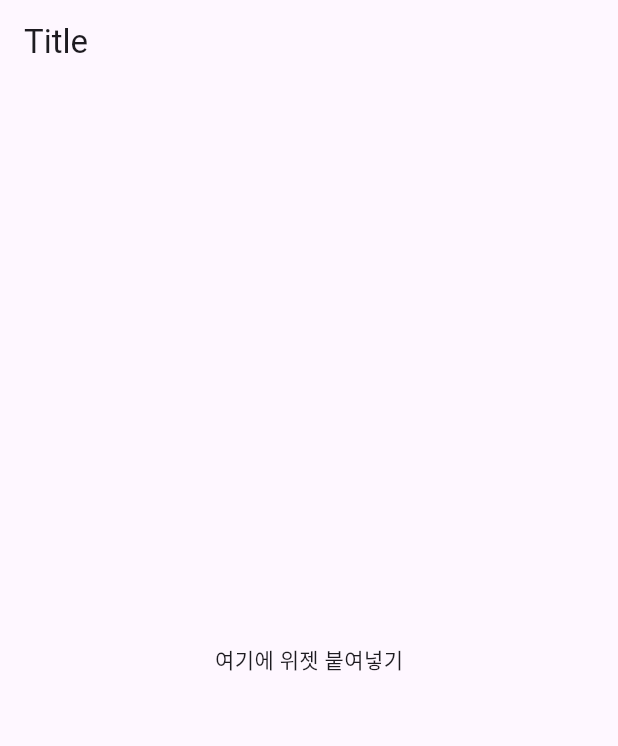
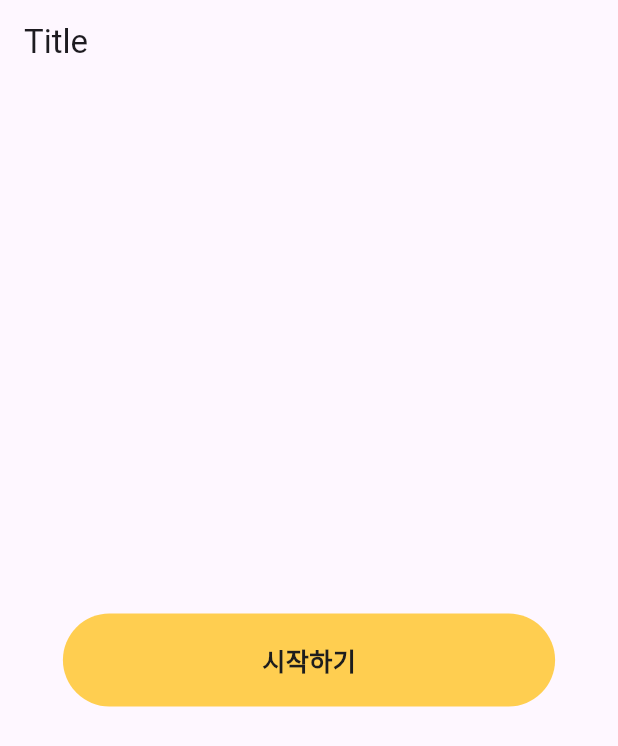
Before and after one commit to bottle-ari/peep_todo_flutter, a Flutter app: the screen it shows after launch, on a phone screen of 412 x 824 dp. Shown: the top 746 px of the screen. Run offline on Flutter 3.47's test engine with Material 3 defaults, Android fonts, the phone set to English and light mode, and no system bars; our stand-ins replace flutter_screenutil, flutter_svg, get; Roboto replaces fonts that are missing (Pretendard); project files that could hold a hidden picture were left out.

Commit message:
[FEAT] Add PeepButton

```diff
--- a/lib/app/theme/palette.dart
+++ b/lib/app/theme/palette.dart
@@ -16,10 +16,21 @@ class Palette {
   static const Color peepButton200 = Color(0xFFFFFAEE);
   static const Color peepButton100 = Color(0xFFF9F9F9);
 
+  static const Color peepWhite = Color(0xFFFFFFFF);
   static const Color peepBlack = Color(0xFF1d1d1d);
   static const Color peepRed = Color(0xFFFF5151);
   static const Color peepGreen = Color(0xFF51CF6C);
   static const Color peepBlue = Color(0xFF4685FF);
 
-  static const Color peepBackground = Color(0xFFFFFFFF);
+  static const Color peepBackground = peepWhite;
 }
+
+Color getTextColor(Color color) {
+  double luminance = color.computeLuminance();
+
+  if (luminance > 0.5) {
+    return Palette.peepBlack;
+  } else {
+    return Palette.peepWhite;
+  }
+}
--- a/lib/app/views/common/base/basebody.dart
+++ b/lib/app/views/common/base/basebody.dart
@@ -18,7 +18,7 @@ class BaseBody extends StatelessWidget {
       onTap: () => FocusManager.instance.primaryFocus?.unfocus(),
       child: Container(
         padding:
-            const EdgeInsets.symmetric(horizontal: AppValues.screenPadding),
+            EdgeInsets.symmetric(horizontal: AppValues.screenPadding),
         width: double.infinity,
         child: SingleChildScrollView(
           controller: scrollController,
--- /dev/null
+++ b/lib/app/views/common/buttons/peep_button.dart
@@ -0,0 +1,36 @@
+import 'package:flutter/material.dart';
+import 'package:flutter_screenutil/flutter_screenutil.dart';
+import 'package:peep_todo_flutter/app/theme/palette.dart';
+import 'package:peep_todo_flutter/app/theme/text_style.dart';
+
+class PeepButton extends StatelessWidget {
+  final Color color;
+  final String text;
+  final Function func;
+  final bool isActive;
+
+  const PeepButton(
+      {super.key,
+      required this.color,
+      required this.text,
+      required this.func,
+      required this.isActive});
+
+  @override
+  Widget build(BuildContext context) {
+    return Container(
+      width: 313.w,
+      height: 64.h,
+      decoration: BoxDecoration(
+        borderRadius: BorderRadius.circular(100.r),
+        color: isActive ? color : Palette.peepGray300,
+      ),
+      child: Center(
+          child: Text(
+        text,
+        style: PeepTextStyle.boldM(
+            getTextColor(isActive ? color : Palette.peepGray300)),
+      )),
+    );
+  }
+}
--- a/lib/app/views/test.dart
+++ b/lib/app/views/test.dart
@@ -3,7 +3,7 @@ import 'dart:developer';
 import 'package:flutter/material.dart';
 import 'package:get/get.dart';
 import 'package:peep_todo_flutter/app/theme/palette.dart';
-import 'package:peep_todo_flutter/app/views/common/buttons/peep_check_button.dart';
+import 'package:peep_todo_flutter/app/views/common/buttons/peep_button.dart';
 
 class TestController extends GetxController {
   // 위젯 구현 및 테스트 중, 상위 컨트롤러가 필요하다면 여기에서 간단하게 구현하여 사용하세요.
@@ -18,12 +18,15 @@ class Test extends StatelessWidget {
   Widget build(BuildContext context) {
     return Scaffold(
       appBar: AppBar(title: const Text("Title")),
-      body: Obx(
-        () => SizedBox(
-          height: double.infinity,
-          child: Center(
-            // 여기에 위젯 붙여넣기
-            child: Text("여기에 위젯 붙여넣기"),
+      body: SizedBox(
+        height: double.infinity,
+        child: Center(
+          // 여기에 위젯 붙여넣기
+          child: PeepButton(
+            color: Palette.peepYellow300,
+            text: '시작하기',
+            func: () {},
+            isActive: true,
           ),
         ),
       ),
--- a/pubspec.yaml
+++ b/pubspec.yaml
@@ -30,9 +30,9 @@ flutter:
     - assets/image/icon/calendar.svg
     - assets/image/icon/routine.svg
     - assets/image/icon/profile.svg
-    - assets/image/icon/priority.svg
-    - assets/image/icon/arrow_circle_up.svg
-    - assets/image/icon/arrow_circle_down.svg
+#    - assets/image/icon/priority.svg
+#    - assets/image/icon/arrow_circle_up.svg
+#    - assets/image/icon/arrow_circle_down.svg
     - assets/image/icon/check_false.svg
     - assets/image/icon/check_true.svg
     - assets/image/icon/emoji.svg
```
Also changed, not shown: lib/app/theme/app_values.dart (+11 -10 lines), pubspec.lock.
